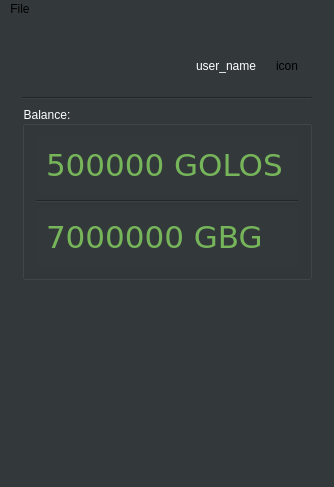
First picture: the form in mainwindow.ui, repository 24develop/golos-wallet-develop, before the edit.
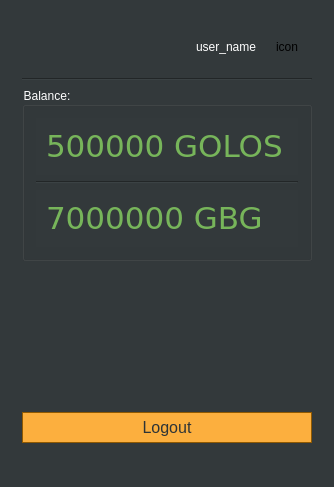
Second picture: the form after the edit. The open tabs and pages were chosen to show the change.

```diff
--- a/mainwindow.ui
+++ b/mainwindow.ui
@@ -36,7 +36,7 @@
              <string notr="true"/>
          </property>
       <property name="currentIndex">
-       <number>0</number>
+          <number>1</number>
       </property>
       <widget class="QWidget" name="page">
        <layout class="QVBoxLayout" name="verticalLayout_4">
@@ -135,6 +135,22 @@
           </layout>
          </widget>
         </item>
+           <item>
+               <spacer name="verticalSpacer_3">
+                   <property name="orientation">
+                       <enum>Qt::Vertical</enum>
+                   </property>
+                   <property name="sizeType">
+                       <enum>QSizePolicy::Preferred</enum>
+                   </property>
+                   <property name="sizeHint" stdset="0">
+                       <size>
+                           <width>20</width>
+                           <height>1000</height>
+                       </size>
+                   </property>
+               </spacer>
+           </item>
        </layout>
       </widget>
       <widget class="QWidget" name="page_2">
@@ -312,6 +328,36 @@
                 </property>
             </spacer>
         </item>
+           <item>
+               <widget class="QPushButton" name="logoutBtn">
+                   <property name="styleSheet">
+                       <string notr="true">QPushButton#logoutBtn {
+                           background:-webkit-gradient(linear, left top, left bottom, color-stop(0.05, #74ad5a),
+                           color-stop(1, #68a54b));
+                           background:-moz-linear-gradient(top, #74ad5a 5%, #68a54b 100%);
+                           background:-webkit-linear-gradient(top, #74ad5a 5%, #68a54b 100%);
+                           background:-o-linear-gradient(top, #74ad5a 5%, #68a54b 100%);
+                           background:-ms-linear-gradient(top, #74ad5a 5%, #68a54b 100%);
+                           background:linear-gradient(to bottom, #74ad5a 5%, #68a54b 100%);
+                           background-color: rgb(252, 175, 62);
+                           border:1px solid rgb(143, 89, 2);
+                           color:rgb(46, 52, 54);
+                           font-family:Arial;
+                           font-size:16px;
+                           padding: 5px 10px;
+                           text-decoration:none;}
+
+                           QPushButton#loginBtn:pressed {
+                           background-color: rgb(233, 185, 110);
+                           border-style: inset;
+                           }
+                       </string>
+                   </property>
+                   <property name="text">
+                       <string>Logout</string>
+                   </property>
+               </widget>
+           </item>
        </layout>
       </widget>
          <widget class="QWidget" name="page_3">
@@ -343,8 +389,11 @@
                          </item>
                          <item>
                              <widget class="QLabel" name="transferLabel">
+                                 <property name="styleSheet">
+                                     <string notr="true">color: rgb(255, 255, 255);</string>
+                                 </property>
                                  <property name="text">
-                                     <string>Transfer...</string>
+                                     <string>Connecting...</string>
                                  </property>
                                  <property name="alignment">
                                      <set>Qt::AlignCenter</set>
@@ -370,48 +419,8 @@
       </widget>
      </widget>
     </item>
-    <item>
-     <spacer name="verticalSpacer_3">
-      <property name="orientation">
-       <enum>Qt::Vertical</enum>
-      </property>
-         <property name="sizeType">
-             <enum>QSizePolicy::Preferred</enum>
-         </property>
-      <property name="sizeHint" stdset="0">
-       <size>
-        <width>20</width>
-           <height>1000</height>
-       </size>
-      </property>
-     </spacer>
-    </item>
    </layout>
   </widget>
-  <widget class="QMenuBar" name="menuBar">
-      <property name="enabled">
-          <bool>true</bool>
-      </property>
-   <property name="geometry">
-    <rect>
-     <x>0</x>
-     <y>0</y>
-        <width>334</width>
-     <height>25</height>
-    </rect>
-   </property>
-      <property name="styleSheet">
-          <string notr="true"/>
-      </property>
-      <widget class="QMenu" name="menuFile">
-          <property name="title">
-              <string>File</string>
-          </property>
-          <addaction name="actionLogout"/>
-          <addaction name="actionExit"/>
-      </widget>
-      <addaction name="menuFile"/>
-  </widget>
   <widget class="QStatusBar" name="statusBar"/>
      <action name="actionLogout">
          <property name="checkable">
```
